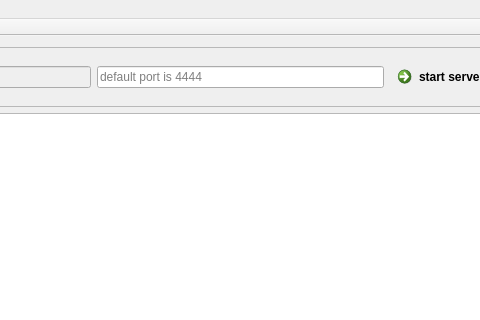
Qt form CCEAP-Server_gui/cceap.ui (fabrigeas/CCEAP) before a commit; both pictures show x 219 to 699 and y 0 to 320 of the 800 by 600 pixel window.
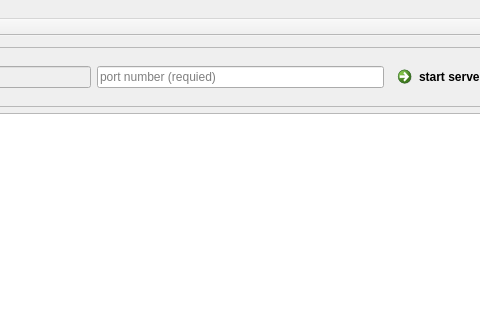
The same form after that commit.

Diff of the .ui file:
```diff
--- a/CCEAP-Server_gui/cceap.ui
+++ b/CCEAP-Server_gui/cceap.ui
@@ -12,8 +12,8 @@
   </property>
   <property name="maximumSize">
    <size>
-    <width>1280</width>
-    <height>960</height>
+    <width>1920</width>
+    <height>1080</height>
    </size>
   </property>
   <property name="windowTitle">
@@ -52,7 +52,7 @@
           <string/>
          </property>
          <property name="placeholderText">
-          <string>default port is 4444</string>
+          <string>port number (requied)</string>
          </property>
         </widget>
        </item>
```
Left out of the diff: 12 changed lines with no effect on the pictures.
